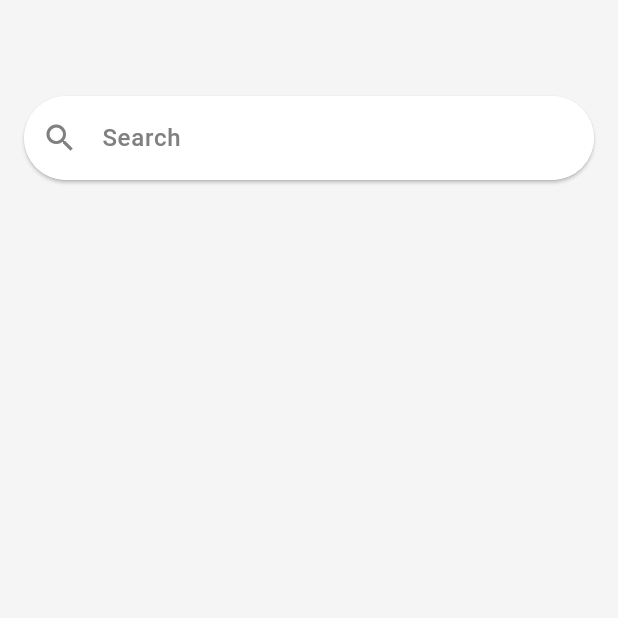
After one commit to AswinAzikar/FeatureRichArchFlutter, a Flutter app: the SearchScreen screen opened directly, on a phone screen of 412 x 824 dp, the top half of it. The commit adds this screen. Run offline on Flutter 3.47's test engine with Material 3 defaults, Android fonts, the phone set to English and light mode, and no system bars; our stand-ins replace auto_size_text, cached_network_image, dio, dotted_border, file_picker, flutter_animate and 13 more; missing offline and left inert: dart:ffi; accounts and stored records are empty.

Commit message:
feat: implement SearchScreen and integrate it into NavigationScreen; enhance input decoration styles in themes

```diff
--- a/lib/features/navigation_screen/navigation_screen.dart
+++ b/lib/features/navigation_screen/navigation_screen.dart
@@ -1,3 +1,5 @@
+import 'package:FeatureRichArchFlutter/features/search_screen.dart/view/search_screen.dart';
+
 import '../../extensions/app_theme_extensions.dart';
 import '/exporter/exporter.dart';
 import 'package:flutter/material.dart';
@@ -22,7 +24,8 @@ class _NavigationScreenState extends State<NavigationScreen> {
   List<Widget> get _pages => [
         // const Center(child: Text('Search Page')),
         HomeScreen(openDrawer: () => _scaffoldKey.currentState?.openDrawer()),
-        const Center(child: Text('Search Page')),
+        SearchScreen(),
+        // const Center(child: Text('Search Page')),
         const Center(child: Text('Add Page')),
         const Center(child: Text('Notifications Page')),
         const Center(child: Text('Profile Page')),
@@ -70,7 +73,10 @@ class _NavigationScreenState extends State<NavigationScreen> {
 
         // key: _scaffoldKey,
         body: IndexedStack(index: _selectedIndex, children: _pages),
-        bottomNavigationBar: BottomNavigationBar(
+        bottomNavigationBar: Material(
+          elevation: 40,
+          shadowColor: Colors.black,
+          child: BottomNavigationBar(
             elevation: 10,
             currentIndex: _selectedIndex,
             onTap: (index) => setState(() => _selectedIndex = index),
@@ -82,10 +88,12 @@ class _NavigationScreenState extends State<NavigationScreen> {
             selectedFontSize: 12.fSize,
             unselectedFontSize: 12.fSize,
             selectedLabelStyle: const TextStyle(fontWeight: FontWeight.normal),
-          unselectedLabelStyle: const TextStyle(fontWeight: FontWeight.normal),
+            unselectedLabelStyle:
+                const TextStyle(fontWeight: FontWeight.normal),
             selectedIconTheme: IconThemeData(size: 24.h),
             unselectedIconTheme: IconThemeData(size: 24.h),
             items: List.generate(5, (index) => _buildNavItem(index)),
+          ),
         ),
       ),
     );
--- /dev/null
+++ b/lib/features/search_screen.dart/view/search_screen.dart
@@ -0,0 +1,23 @@
+import 'package:FeatureRichArchFlutter/constants/constants.dart';
+import 'package:FeatureRichArchFlutter/widgets/common_textfield.dart';
+import 'package:flutter/material.dart';
+import 'package:gap/gap.dart';
+
+class SearchScreen extends StatelessWidget {
+  const SearchScreen({super.key});
+
+  @override
+  Widget build(BuildContext context) {
+    return Scaffold(
+      body: Column(
+        children: [
+          Gap(CustomPadding.paddingXXL),
+          CommonTextfield(
+            prefixIcon: Icons.search,
+            hintText: 'Search',
+          )
+        ],
+      ),
+    );
+  }
+}
--- a/lib/themes/dark_theme.dart
+++ b/lib/themes/dark_theme.dart
@@ -7,9 +7,6 @@ import '../constants/constants.dart';
 
 final ThemeData darkTheme = lightTheme.copyWith(
   extensions: [
-
-
-
     AppThemeColors(
       dynamicIconColor: Colors.white,
       primary: CustomColors.primaryColor,
@@ -58,7 +55,7 @@ final ThemeData darkTheme = lightTheme.copyWith(
   ),
   inputDecorationTheme: lightTheme.inputDecorationTheme.copyWith(
     hintStyle: TextStyle(
-      color: CustomColors.kDarkTextColor,
+      color: CustomColors.textColorGrey,
       fontWeight: FontWeight.w500,
     ),
     border: OutlineInputBorder(
--- a/lib/themes/light_theme.dart
+++ b/lib/themes/light_theme.dart
@@ -61,21 +61,27 @@ final lightTheme = ThemeData(
     ),
   ),
   inputDecorationTheme: InputDecorationTheme(
+    fillColor: Colors.white,
+    filled: true,
     hintStyle: TextStyle(
-      color: Colors.grey,
+      color: CustomColors.textColorGrey,
       fontWeight: FontWeight.w500,
-
     ),
-    // contentPadding:  EdgeInsets.symmetric(
-    //   horizontal: 16,
-    //   vertical: 12,
-    // ),
+    contentPadding: EdgeInsets.symmetric(
+      horizontal: 20,
+      vertical: 16,
+    ),
     border: OutlineInputBorder(
-      borderRadius: BorderRadius.circular(CustomPadding.paddingLarge),
-      borderSide: BorderSide(
-        color: Colors.transparent,
-        width: 1.0,
-      ),
+      borderRadius: BorderRadius.circular(50), // Pill shape
+      borderSide: BorderSide.none, // No visible border
+    ),
+    enabledBorder: OutlineInputBorder(
+      borderRadius: BorderRadius.circular(50),
+      borderSide: BorderSide.none,
+    ),
+    focusedBorder: OutlineInputBorder(
+      borderRadius: BorderRadius.circular(50),
+      borderSide: BorderSide.none,
     ),
   ),
 );
--- /dev/null
+++ b/lib/widgets/common_textfield.dart
@@ -0,0 +1,43 @@
+import 'package:FeatureRichArchFlutter/constants/constants.dart';
+import 'package:flutter/material.dart';
+
+class CommonTextfield extends StatelessWidget {
+  final IconData? prefixIcon;
+  final IconData? sufixIcon;
+  final String hintText;
+  final TextEditingController? controller;
+  final Color? prefixIconColor;
+  final Color? suffixIconColor;
+  const CommonTextfield(
+      {super.key,
+      this.prefixIcon,
+      required this.hintText,
+      this.controller,
+      this.sufixIcon,
+    this.prefixIconColor,
+    this.suffixIconColor,
+  });
+
+  @override
+  Widget build(BuildContext context) {
+    return Padding(
+      padding:
+          const EdgeInsets.symmetric(horizontal: CustomPadding.paddingLarge),
+      child: Material(
+          elevation: 1,
+          shadowColor: Colors.black,
+          borderRadius: BorderRadius.all(Radius.circular(50)),
+          child: TextFormField(
+            controller: controller,
+            decoration: InputDecoration(
+              prefixIcon: Icon(
+                prefixIcon,
+                color: CustomColors.textColorGrey,
+              ),
+              suffixIcon: Icon(sufixIcon),
+              hintText: hintText,
+            ),
+          )),
+    );
+  }
+}
```
Lines whose indentation alone changed are shown as unchanged.
